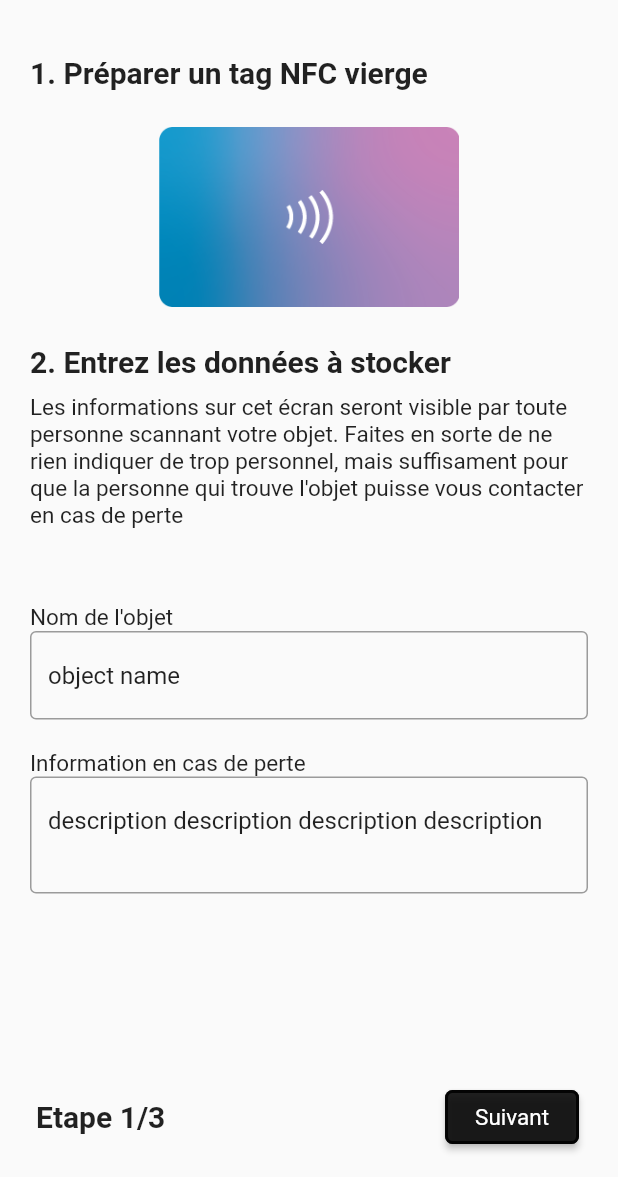
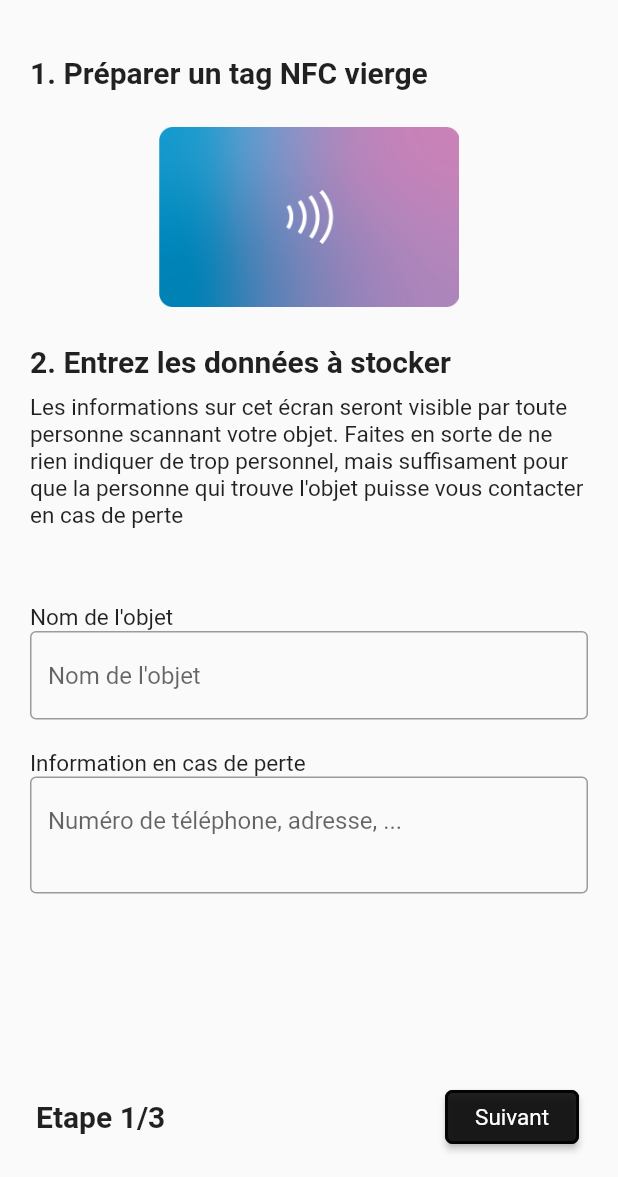
Before and after one commit to Just1bridou/flutter_nfc_app, a Flutter app: the AddObject screen opened directly, on a phone screen of 412 x 824 dp, the part 59-1236 px from its top. Run offline on Flutter 3.47's test engine with Material 2 defaults, Android fonts, the phone set to English and light mode, and no system bars; our stand-ins replace google_fonts, shared_preferences; missing offline and left inert: nfc_manager; accounts and stored records are empty.

Commit message:
fix: ui, information page

```diff
--- a/lib/pages/add_object.dart
+++ b/lib/pages/add_object.dart
@@ -12,12 +12,9 @@ class AddObject extends StatefulWidget {
 }
 
 class _AddObjectState extends State<AddObject> {
-  TextEditingController nameController =
-      TextEditingController(text: "object name");
-  TextEditingController descriptionController = TextEditingController(
-      text: "description description description description");
-  TextEditingController passwordController =
-      TextEditingController(text: "password123");
+  TextEditingController nameController = TextEditingController();
+  TextEditingController descriptionController = TextEditingController();
+  TextEditingController passwordController = TextEditingController();
 
   StepManager stepManager = StepManager(children: []);
 
--- a/lib/pages/informations.dart
+++ b/lib/pages/informations.dart
@@ -19,7 +19,7 @@ class _InformationNFCState extends State<InformationNFC> {
     return Scaffold(
       appBar: AppBar(
         backgroundColor: Colors.transparent,
-        title: AppBarText(text: "Informations"),
+        title: AppBarText(text: widget.object.name),
         centerTitle: true,
         elevation: 0,
       ),
@@ -27,8 +27,9 @@ class _InformationNFCState extends State<InformationNFC> {
           child: Column(
         crossAxisAlignment: CrossAxisAlignment.start,
         children: [
-          Description(text: widget.object.id.toString()),
-          H4(text: widget.object.name),
+          H4(text: "Description"),
+          Description(text: "ID : " + widget.object.id.toString()),
+          //H4(text: widget.object.name),
           Description(text: widget.object.description),
           H4(text: "Photos"),
         ],
```
Also changed, not shown: lib/components/nfc.dart (+4 -20 lines), lib/pages/homepage.dart (+22 -7 lines), lib/pages/save_in_nfc.dart (+23 -17 lines), lib/server/server.dart (+5 -2 lines).
